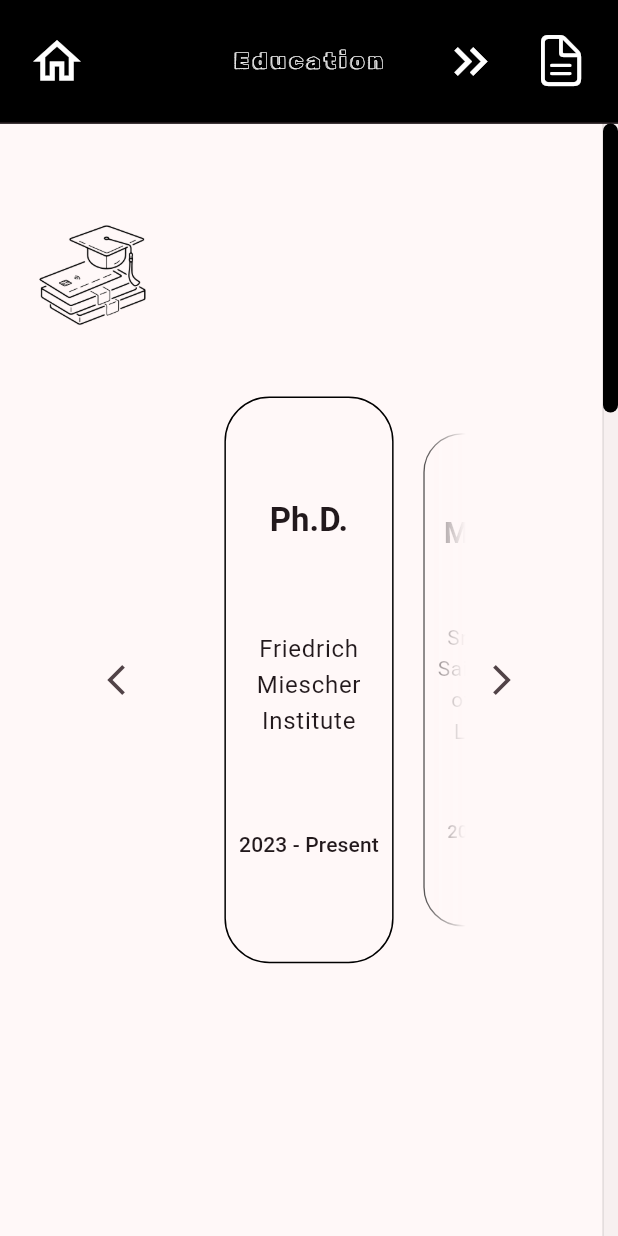
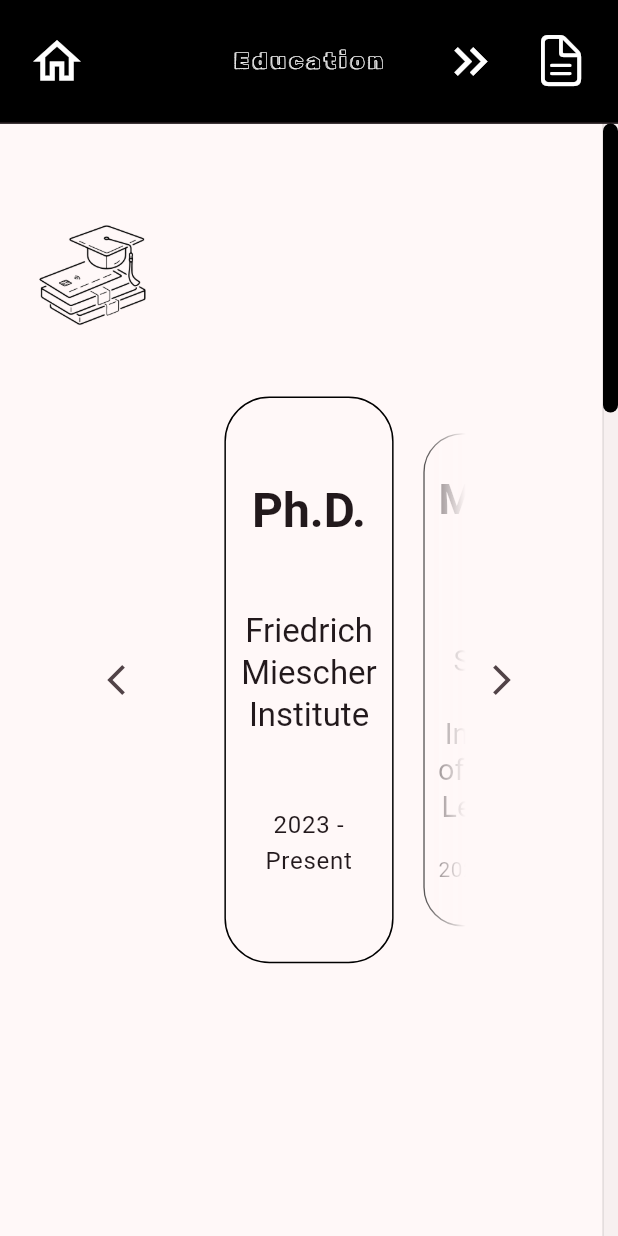
Before and after one commit to siva-ratnakar/home_page, a Flutter app: the ProfessionalPage screen opened by its route, on a phone screen of 412 x 824 dp. Run offline on Flutter 3.47's test engine with Material 3 defaults, Android fonts, the light colour scheme and no system bars; drawn by our look-alikes of carousel_slider; our stand-ins replace flutter_animate, go_router.

Commit message:
update professional page to increase text size

```diff
--- a/lib/constants/constants.dart
+++ b/lib/constants/constants.dart
@@ -130,7 +130,7 @@
           time: '2022',
         ),
         CarouselItem(
-          title: 'Graduate Aptitude Test in Engineering,',
+          title: 'Graduate Aptitude Test in Engineering',
           time: '2022, 2023',
         ),
       ],
--- a/lib/professional/src/body.dart
+++ b/lib/professional/src/body.dart
@@ -331,14 +331,14 @@
       children: [
         Text(
           item.title,
-          style: Theme.of(context).textTheme.titleLarge!.copyWith(
+          style: Theme.of(context).textTheme.headlineLarge!.copyWith(
                 fontWeight: FontWeight.bold,
               ),
         ).center,
         if (item.description != null)
           Text(
             item.description!,
-            style: Theme.of(context).textTheme.bodyLarge!.copyWith(
+            style: Theme.of(context).textTheme.titleLarge!.copyWith(
                   // TODO(immadisairaj): check the overflow
                   // situation with more text
                   overflow: TextOverflow.visible,
@@ -346,7 +346,7 @@
           ).center,
         Text(
           item.time,
-          style: Theme.of(context).textTheme.labelLarge!.copyWith(),
+          style: Theme.of(context).textTheme.bodyLarge!.copyWith(),
         ).center,
       ],
     );
```
